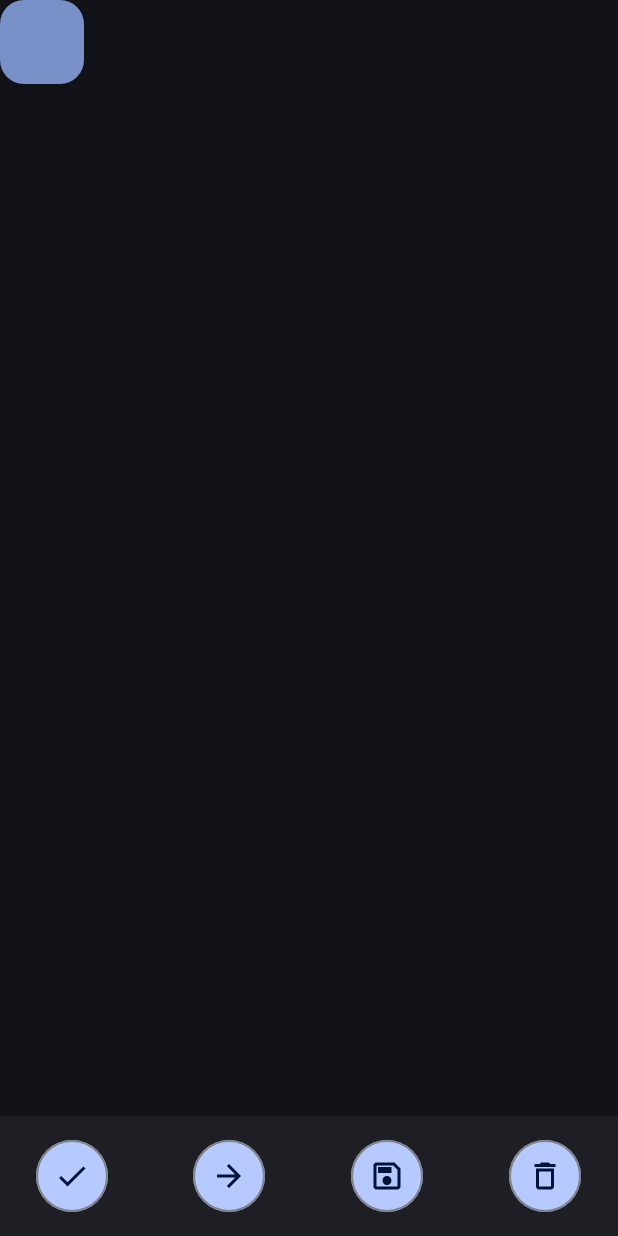
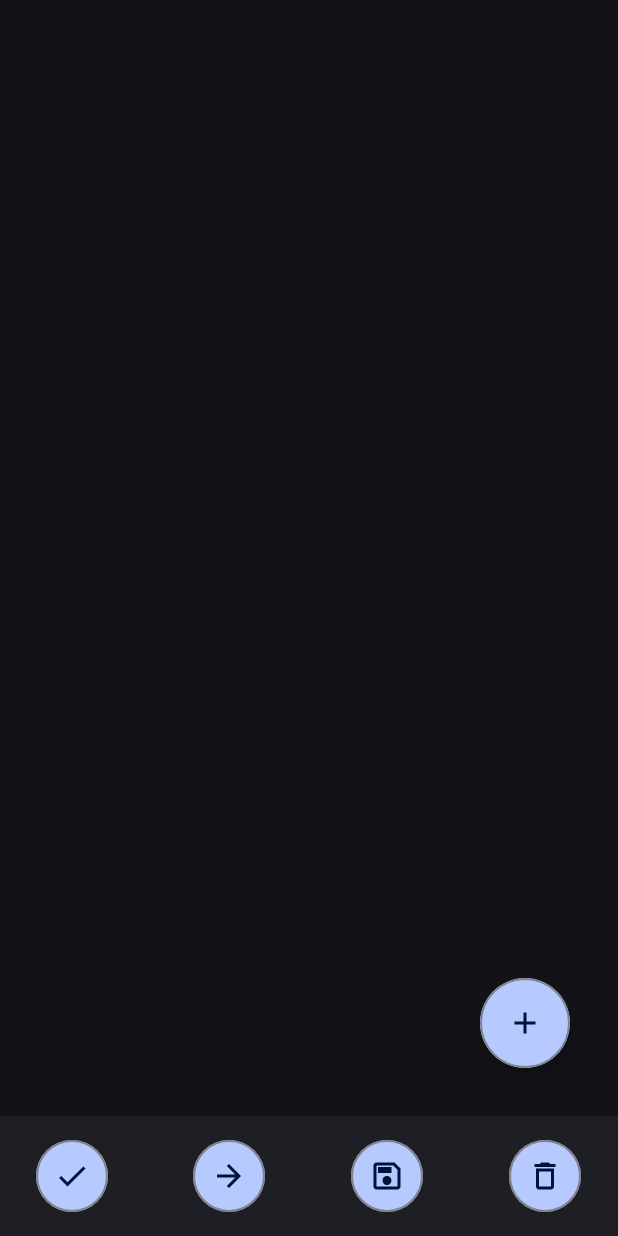
Before and after one commit to FeelHippo/android_arduino_ide, an Android app built with Jetpack Compose: the screen it shows after launch (MainActivity), on a phone screen of 412 x 824 dp. Run offline under Robolectric (Android 15) with nearby library versions, the phone set to English and light mode, and no system bars.

Commit message:
feat: file picker

```diff
--- a/app/src/main/java/com/example/arduinoide/data/ArduinoStorage.kt
+++ b/app/src/main/java/com/example/arduinoide/data/ArduinoStorage.kt
@@ -1,40 +1,45 @@
 package com.example.arduinoide.data
 
+import android.content.Context
 import android.content.SharedPreferences
+import android.net.Uri
 import androidx.core.content.edit
-import java.io.File
+import androidx.core.net.toUri
 
-class ArduinoStorage(preferences: SharedPreferences) {
+class ArduinoStorage(context: Context, preferences: SharedPreferences) {
+    val globalContext: Context = context
     val sharedPreferences: SharedPreferences = preferences
-    val sketchFileMemoryLocation = "arduino_ide_sketch_file_name"
-    var sketchFileName: String? = null
+    val sketchFileUriKey = "arduino_ide_sketch_uri"
+    var sketchFileUri: Uri? = null
     var sketchContent: List<String>? = null
 
     init { readSketch() }
 
     fun readSketch() {
-        val sketchOnDisplay = sharedPreferences.getString(sketchFileMemoryLocation, null)
-        if (sketchOnDisplay != null) {
-            sketchFileName = sketchOnDisplay
-            sketchContent = File(sketchFileName!!).readLines()
+        val sketchStringUri = sharedPreferences.getString(sketchFileUriKey, null)
+        if (sketchStringUri != null) {
+            sketchFileUri = sketchStringUri.toUri()
+            if (sketchFileUri != null) {
+                val inputStream = globalContext.contentResolver.openInputStream(sketchFileUri!!)
+                sketchContent = inputStream?.bufferedReader().use { it?.readLines() }
+            }
         }
     }
 
-    fun writeSketch(fileName: String?, content: List<String>?) {
-        if (fileName != null && content != null) {
-            sketchFileName = fileName
+    fun writeSketch(content: List<String>?, uri: Uri?) {
+        if (content != null) {
             sketchContent = content
             sharedPreferences.edit {
-                putString(sketchFileMemoryLocation, sketchFileName)
+                putString(sketchFileUriKey, uri.toString())
             }
         }
     }
 
     fun deleteSketch() {
-        sketchFileName = null
+        sketchFileUri = null
         sketchContent = null
         sharedPreferences.edit {
-            remove(sketchFileMemoryLocation)
+            remove(sketchFileUriKey)
         }
     }
 }
--- a/app/src/main/java/com/example/arduinoide/presentation/ArduinoIDEView.kt
+++ b/app/src/main/java/com/example/arduinoide/presentation/ArduinoIDEView.kt
@@ -1,11 +1,19 @@
 package com.example.arduinoide.presentation
 
-import androidx.compose.foundation.background
+import android.net.Uri
+import android.os.Build
+import androidx.activity.compose.rememberLauncherForActivityResult
+import androidx.activity.result.contract.ActivityResultContracts
+import androidx.annotation.RequiresApi
+import androidx.compose.foundation.layout.Arrangement
+import androidx.compose.foundation.layout.Column
 import androidx.compose.foundation.layout.PaddingValues
+import androidx.compose.foundation.layout.fillMaxSize
 import androidx.compose.foundation.layout.padding
 import androidx.compose.foundation.layout.size
 import androidx.compose.foundation.shape.CircleShape
 import androidx.compose.material.icons.Icons
+import androidx.compose.material.icons.outlined.Add
 import androidx.compose.material.icons.outlined.ArrowForward
 import androidx.compose.material.icons.outlined.Check
 import androidx.compose.material.icons.outlined.Delete
@@ -19,14 +27,18 @@ import androidx.compose.material3.NavigationBarDefaults
 import androidx.compose.material3.NavigationBarItem
 import androidx.compose.material3.OutlinedButton
 import androidx.compose.material3.Scaffold
-import androidx.compose.material3.Text
 import androidx.compose.runtime.Composable
+import androidx.compose.runtime.SideEffect
+import androidx.compose.runtime.getValue
+import androidx.compose.runtime.mutableStateOf
+import androidx.compose.runtime.remember
+import androidx.compose.runtime.setValue
+import androidx.compose.ui.Alignment
 import androidx.compose.ui.Modifier
 import androidx.compose.ui.graphics.vector.ImageVector
-import androidx.compose.ui.tooling.preview.Preview
+import androidx.compose.ui.platform.LocalContext
 import androidx.compose.ui.unit.dp
 import com.example.arduinoide.ui.state.ArduinoIDEStateData
-import com.example.arduinoide.ui.theme.ArduinoIDETheme
 
 enum class Action { VERIFY, UPLOAD, SAVE, CLEAR }
 
@@ -41,12 +53,13 @@ enum class Destination(
     CLEAR(Action.CLEAR, Icons.Outlined.Delete, "Clear"),
 }
 
+@RequiresApi(Build.VERSION_CODES.O)
 @Composable
 fun ArduinoIDEView(
     state: ArduinoIDEStateData,
     verifySketch: (content: List<String>?) -> Unit,
     uploadSketch: (content: List<String>?) -> Unit,
-    writeSketch: (fileName: String?, content: List<String>?) -> Unit,
+    writeSketch: (content: List<String>?, uri: Uri?) -> Unit,
     deleteSketch: () -> Unit,
     modifier: Modifier = Modifier,
 ) {
@@ -63,7 +76,7 @@ fun ArduinoIDEView(
                             when (destination.action) {
                                 Action.VERIFY -> verifySketch(state.sketchContent)
                                 Action.UPLOAD -> uploadSketch(state.sketchContent)
-                                Action.SAVE -> writeSketch(state.sketchFileName, state.sketchContent)
+                                Action.SAVE -> writeSketch(state.sketchContent, state.sketchFileUri)
                                 Action.CLEAR -> deleteSketch()
                             }
                         },
@@ -93,12 +106,64 @@ fun ArduinoIDEView(
             }
         }
     ) { contentPadding ->
-        if (state.sketchContent == null) {
-            FloatingActionButton(
-                onClick = { // TODO: pick .ino file here
-                    },
-                modifier = modifier.padding(contentPadding)
-            ) { }
+        Column(
+            modifier
+                .fillMaxSize()
+                .padding(contentPadding),
+            verticalArrangement = if (state.sketchContent == null) Arrangement.Bottom else Arrangement.Top,
+            horizontalAlignment = if (state.sketchContent == null) Alignment.End else Alignment.Start,
+        ) {
+            if (state.sketchContent == null) {
+                var isClicked by remember { mutableStateOf(false) }
+                FloatingActionButton(
+                    onClick = { isClicked = true },
+                    shape = CircleShape,
+                    modifier = modifier.padding(32.dp)
+                ) {
+                    OutlinedButton(
+                        onClick = {},
+                        shape = CircleShape,
+                        contentPadding = PaddingValues(0.dp),
+                        colors = ButtonColors(
+                            containerColor = MaterialTheme.colorScheme.primary,
+                            contentColor = MaterialTheme.colorScheme.primary,
+                            disabledContainerColor = MaterialTheme.colorScheme.tertiary,
+                            disabledContentColor = MaterialTheme.colorScheme.tertiary,
+                        ),
+                        modifier = modifier.size(60.dp),
+                    ) {
+                        Icon(
+                            Icons.Outlined.Add,
+                            contentDescription = "Load a sketch",
+                            tint = MaterialTheme.colorScheme.onPrimary,
+                            modifier = modifier,
+                        )
+                    }
+                }
+                if (isClicked) {
+                    openSketchFile(writeSketch)
+                }
+            }
         }
     }
 }
+
+@Composable
+@RequiresApi(Build.VERSION_CODES.O)
+fun openSketchFile(
+    writeSketch: (content: List<String>?, uri: Uri?) -> Unit,
+) {
+    val context = LocalContext.current
+    val launcher = rememberLauncherForActivityResult(
+        contract = ActivityResultContracts.OpenDocument()
+    ) { sketchUri ->
+        if (sketchUri != null) {
+            val inputStream = context.contentResolver.openInputStream(sketchUri)
+            val lines = inputStream?.bufferedReader().use { it?.readLines() }
+            writeSketch(lines, sketchUri)
+            inputStream?.close()
+        }
+    }
+
+    SideEffect { launcher.launch(arrayOf("*/*")) }
+}
--- a/app/src/main/java/com/example/arduinoide/service_locator/ServiceLocator.kt
+++ b/app/src/main/java/com/example/arduinoide/service_locator/ServiceLocator.kt
@@ -17,7 +17,7 @@ class ServiceLocator(private val context: Context) {
     }
     fun getStorage(): ArduinoStorage {
         if (!::storage.isInitialized) {
-            storage = ArduinoStorage(getPreferences())
+            storage = ArduinoStorage(context, getPreferences())
         }
         return storage
     }
--- a/app/src/main/java/com/example/arduinoide/ui/state/State.kt
+++ b/app/src/main/java/com/example/arduinoide/ui/state/State.kt
@@ -1,15 +1,20 @@
 package com.example.arduinoide.ui.state
 
 import android.content.Context
+import android.net.Uri
+import android.os.Build
+import androidx.annotation.RequiresApi
 import androidx.compose.runtime.Composable
 import androidx.compose.runtime.getValue
 import androidx.compose.runtime.mutableStateOf
 import androidx.compose.runtime.saveable.mapSaver
 import androidx.compose.runtime.saveable.rememberSaveable
 import androidx.compose.runtime.setValue
+import androidx.core.net.toUri
 import com.example.arduinoide.presentation.ArduinoIDEView
 import com.example.arduinoide.service_locator.ServiceLocator
 
+@RequiresApi(Build.VERSION_CODES.O)
 @Composable
 fun ArduinoIDEState(
     context: Context,
@@ -19,7 +24,7 @@ fun ArduinoIDEState(
     var state by rememberSaveable(stateSaver = ArduinoIDEStateDataSaver) {
         mutableStateOf(
             ArduinoIDEStateData(
-                storage.sketchFileName,
+                storage.sketchFileUri,
                 storage.sketchContent,
             )
         )
@@ -28,29 +33,29 @@ fun ArduinoIDEState(
         state,
         verifySketch = { content -> service.verifySketch(content) },
         uploadSketch = { content -> service.uploadSketch(content) },
-        writeSketch = { fileName, content -> storage.writeSketch(fileName, content) },
+        writeSketch = { content, uri -> storage.writeSketch(content, uri) },
         deleteSketch = { storage.deleteSketch() }
     )
 }
 
 data class ArduinoIDEStateData(
-    var sketchFileName: String?,
+    var sketchFileUri: Uri?,
     var sketchContent: List<String>?,
 )
 
 val ArduinoIDEStateDataSaver = run {
-    val sketchFileNameKey = "sketch_file_name"
+    val sketchFileUriKey = "sketch_file_uri"
     val sketchContentKey = "sketch_content_key"
     mapSaver(
         save = {
             mapOf(
-                sketchFileNameKey to it.sketchFileName,
+                sketchFileUriKey to it.sketchFileUri,
                 sketchContentKey to it.sketchContent,
             )
         },
         restore = {
             ArduinoIDEStateData(
-                it[sketchFileNameKey] as String,
+                it[sketchFileUriKey] as Uri,
                 it[sketchContentKey] as List<String>,
             )
         }
```
